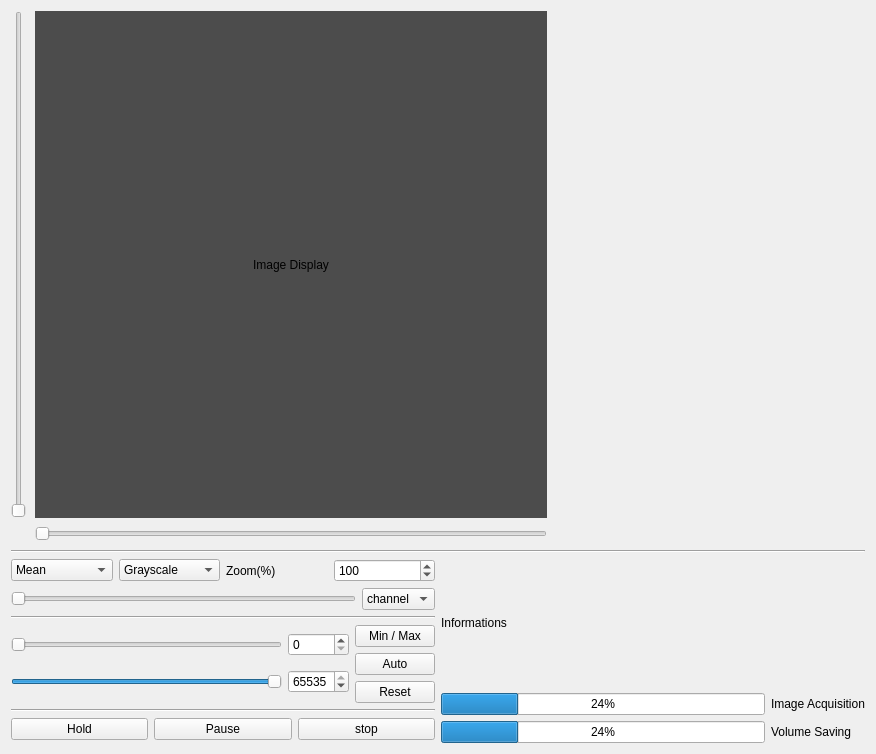
Old version of the form widget/ui_ls3.ui in the repository thibault-brugiere/OPM_GUI.
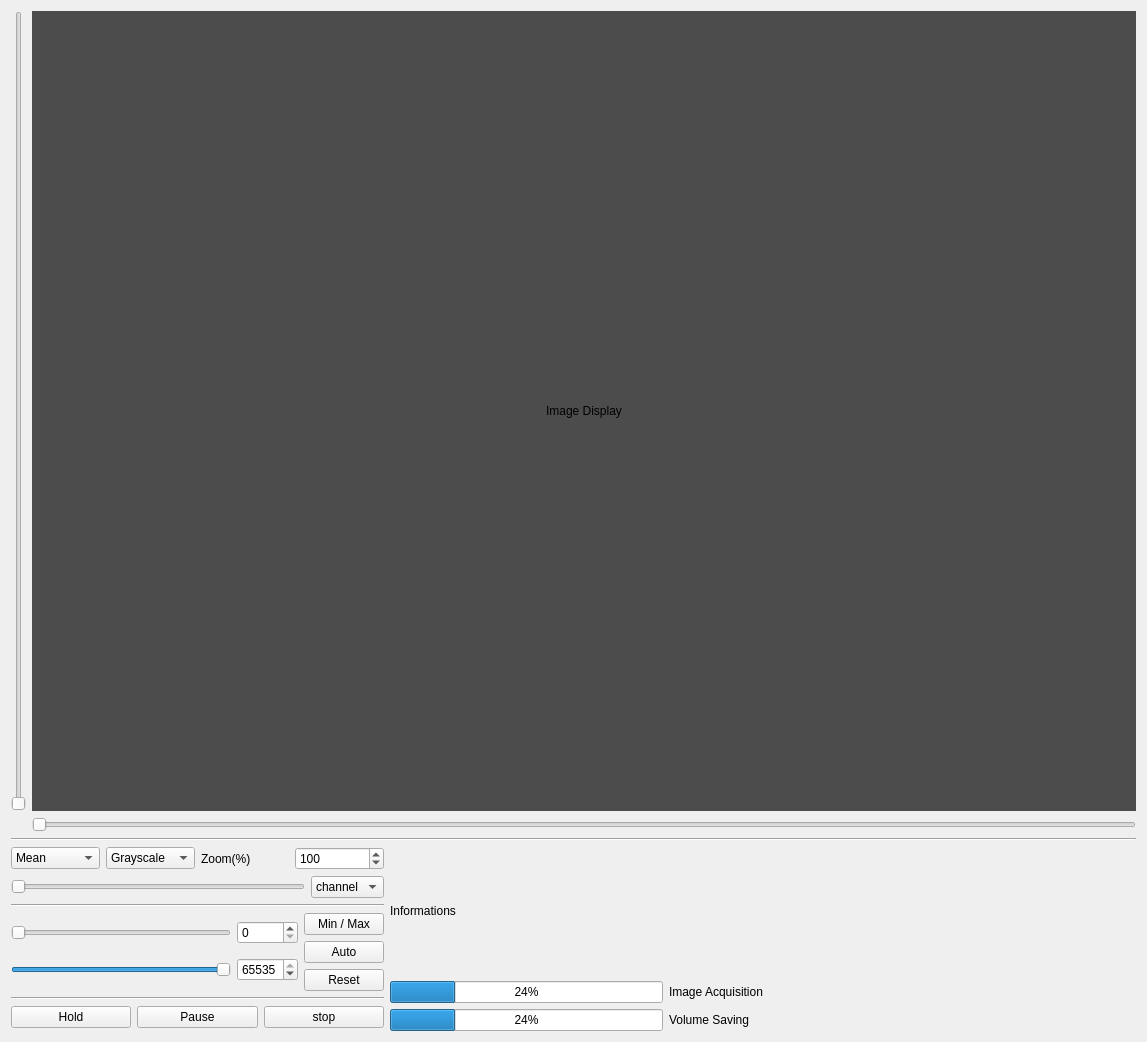
New version of the form. Custom widgets are drawn as their Qt base class.

```diff
--- a/widget/ui_ls3.ui
+++ b/widget/ui_ls3.ui
@@ -6,8 +6,8 @@
    <rect>
     <x>0</x>
     <y>0</y>
-    <width>876</width>
-    <height>754</height>
+    <width>1147</width>
+    <height>1042</height>
    </rect>
   </property>
   <property name="windowTitle">
@@ -18,19 +18,6 @@
     <layout class="QHBoxLayout" name="horizontalLayout">
      <item>
       <layout class="QGridLayout" name="gridLayout">
-       <item row="1" column="0">
-        <spacer name="horizontalSpacer">
-         <property name="orientation">
-          <enum>Qt::Horizontal</enum>
-         </property>
-         <property name="sizeHint" stdset="0">
-          <size>
-           <width>18</width>
-           <height>20</height>
-          </size>
-         </property>
-        </spacer>
-       </item>
        <item row="1" column="1">
         <widget class="QSlider" name="slider_x_position">
          <property name="toolTip">
@@ -142,19 +129,6 @@
        </item>
       </layout>
      </item>
-     <item>
-      <spacer name="horizontalSpacer_2">
-       <property name="orientation">
-        <enum>Qt::Horizontal</enum>
-       </property>
-       <property name="sizeHint" stdset="0">
-        <size>
-         <width>40</width>
-         <height>20</height>
-        </size>
-       </property>
-      </spacer>
-     </item>
     </layout>
    </item>
    <item>
@@ -489,6 +463,19 @@
        </item>
       </layout>
      </item>
+     <item>
+      <spacer name="horizontalSpacer">
+       <property name="orientation">
+        <enum>Qt::Horizontal</enum>
+       </property>
+       <property name="sizeHint" stdset="0">
+        <size>
+         <width>40</width>
+         <height>20</height>
+        </size>
+       </property>
+      </spacer>
+     </item>
     </layout>
    </item>
   </layout>
```
